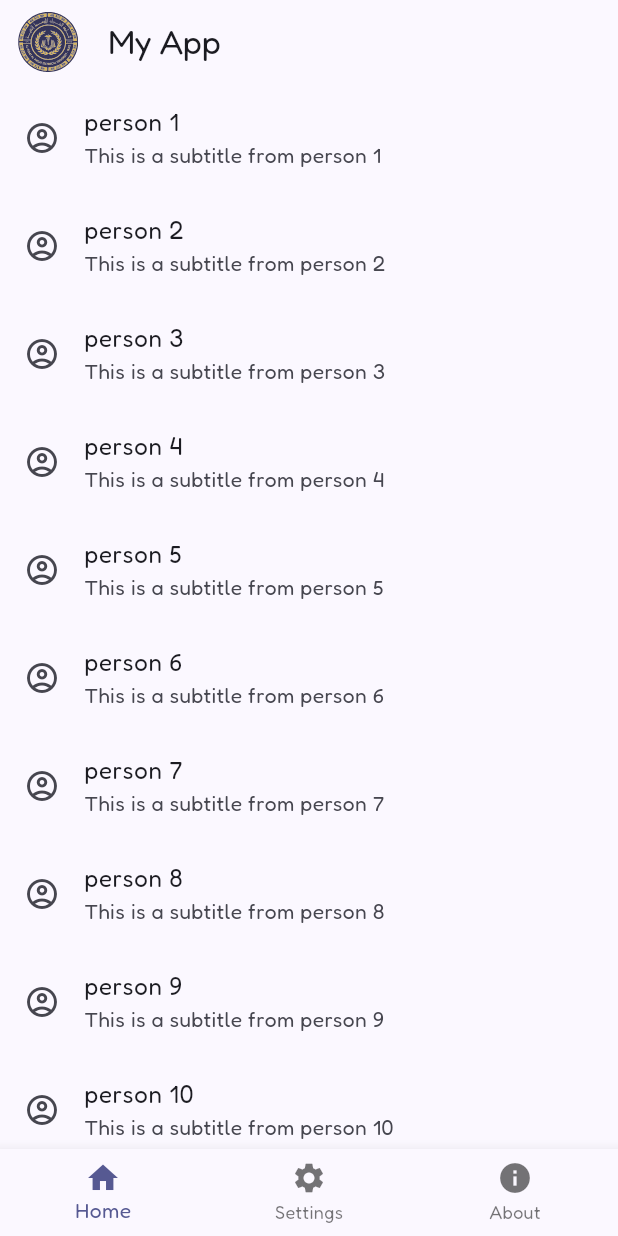
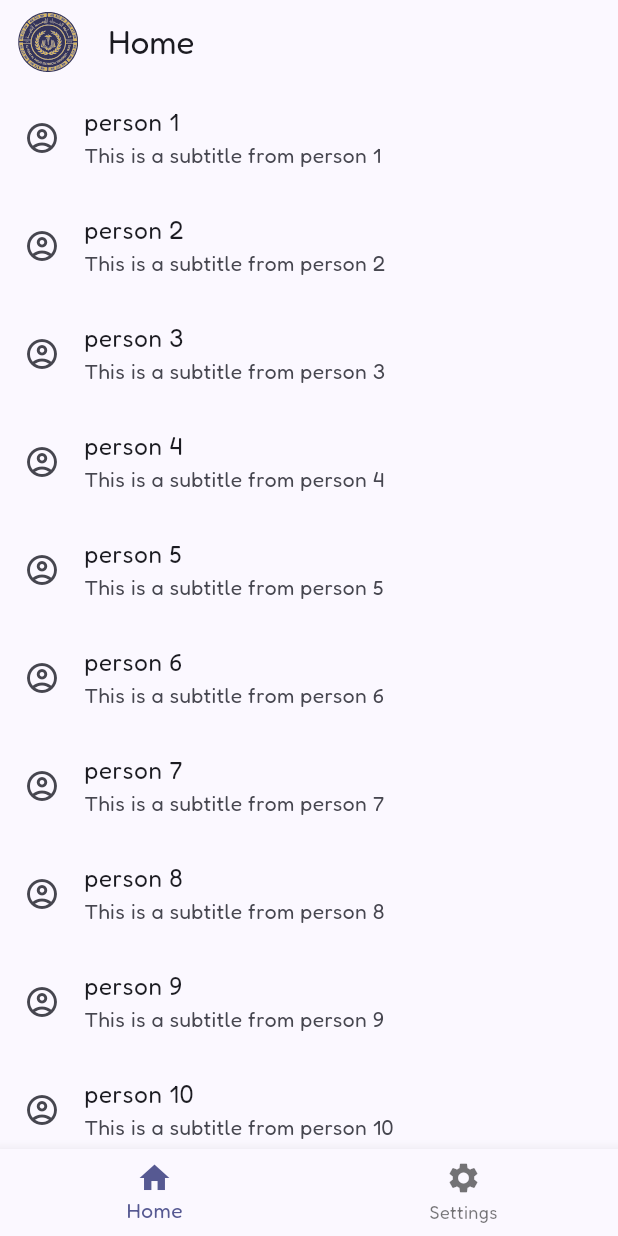
Before and after one commit to Ameer-Salem/atu_msg_project, a Flutter app: the screen it shows after launch, on a phone screen of 412 x 824 dp. Run offline on Flutter 3.47's test engine with Material 3 defaults, Android fonts, the phone set to English and light mode, and no system bars; our stand-ins replace adaptive_theme, flutter_svg, google_fonts.

Commit message:
same as bellow??

```diff
--- a/lib/home/home_controller.dart
+++ b/lib/controllers/home_controller.dart
@@ -1,23 +1,27 @@
-import 'package:atu_msg_project/core/utilities/assets_manager.dart';
-import 'package:atu_msg_project/home/layouts/mobile_layout.dart';
-import 'package:atu_msg_project/home/layouts/tablet_layout.dart';
-import 'package:atu_msg_project/home/layouts/web_layout.dart';
+import 'package:atu_msg_project/utilities/assets_manager.dart';
+import 'package:atu_msg_project/layouts/mobile_layout.dart';
+import 'package:atu_msg_project/layouts/tablet_layout.dart';
+import 'package:atu_msg_project/layouts/web_layout.dart';
 import 'package:flutter/material.dart';
 import 'package:flutter_svg/svg.dart';
 
-enum CurrentDevice {mobile, tablet, web}
-class HomeController {
+enum CurrentDevice { mobile, tablet, web }
 
-  CurrentDevice currentDevice = CurrentDevice.mobile;
-
-
-  final String title = "My App";
+class MainController extends ChangeNotifier {
+  CurrentDevice? currentDevice;
+  int currentPageIndex = 0;
 
   final String logoPath = AssetsManager.atuLogo;
+  final SvgPicture _logo = SvgPicture.asset(
+    AssetsManager.atuLogo,
+    width: 48,
+    height: 48,
+  );
+  SvgPicture get logo => _logo;
 
-  SvgPicture logo = SvgPicture.asset(AssetsManager.atuLogo, width: 48, height: 48);
+  String title = "Home";
 
-  final List<NavigationDestination> destinations = [
+  List<NavigationDestination> get destinations => [
     NavigationDestination(
       label: ('Home'),
       icon: Icon(Icons.home),
@@ -28,11 +32,6 @@ class HomeController {
       icon: Icon(Icons.settings),
       selectedIcon: Icon(Icons.settings_rounded),
     ),
-    NavigationDestination(
-      label: ('About'),
-      icon: Icon(Icons.info),
-      selectedIcon: Icon(Icons.info_rounded),
-    ),
   ];
 
   double getScreenWidth(BuildContext context) =>
@@ -40,18 +39,31 @@ class HomeController {
   double getScreenHeight(BuildContext context) =>
       MediaQuery.sizeOf(context).height;
 
-  set setCurrentDevice(CurrentDevice device) => currentDevice = device;
-
   Widget setMobileLayout() {
     currentDevice = CurrentDevice.mobile;
     return MobileLayout();
   }
+
   Widget setTabletLayout() {
     currentDevice = CurrentDevice.tablet;
     return TabletLayout();
   }
+
   Widget setWebLayout() {
     currentDevice = CurrentDevice.web;
     return WebLayout();
   }
+
+  void changePage(int index) {
+    switch (index) {
+      case 0:
+        title = "Home";
+        break;
+      case 1:
+        title = "Settings";
+        break;
+    }
+    currentPageIndex = index;
+    notifyListeners();
+  }
 }
--- a/lib/home/home_page.dart
+++ /dev/null
@@ -1,25 +0,0 @@
-
-import 'package:atu_msg_project/home/home_controller.dart';
-import 'package:flutter/material.dart';
-import 'package:provider/provider.dart';
-
-class HomePage extends StatefulWidget {
-  const HomePage({super.key});
-
-  @override
-  State<HomePage> createState() => _HomePageState();
-}
-
-class _HomePageState extends State<HomePage> {
-  @override
-  Widget build(BuildContext context) {
-
-    final controller = Provider.of<HomeController>(context);
-    final width = controller.getScreenWidth(context);
-
-    if (width >= 800) return controller.setWebLayout();
-    if (width >= 600) return controller.setTabletLayout();
-    return controller.setMobileLayout();
-
-  }
-}
--- a/lib/home/layouts/mobile_layout.dart
+++ /dev/null
@@ -1,25 +0,0 @@
-import 'package:atu_msg_project/home/home_controller.dart';
-import 'package:atu_msg_project/home/widgets/chats_list.dart';
-import 'package:flutter/material.dart';
-import 'package:provider/provider.dart';
-
-class MobileLayout extends StatelessWidget {
-  const MobileLayout({super.key});
-
-  @override
-  Widget build(BuildContext context) {
-    final controller = Provider.of<HomeController>(context);
-
-    return Scaffold(
-        appBar: AppBar(
-          leading: Padding(
-            padding: const EdgeInsets.only(left: 8.0, top: 8, bottom: 8),
-            child: controller.logo,
-          ),
-          title: Text(controller.title),
-        ),
-        body: ChatsList(),
-        bottomNavigationBar: BottomNavigationBar(items: controller.destinations.map((e) => BottomNavigationBarItem(icon: e.icon, label: e.label)).toList()),
-      );
-  }
-}
--- /dev/null
+++ b/lib/layouts/mobile_layout.dart
@@ -0,0 +1,41 @@
+import 'package:atu_msg_project/controllers/home_controller.dart';
+import 'package:atu_msg_project/widgets/chats_list_widget.dart';
+import 'package:atu_msg_project/widgets/options_widget.dart';
+import 'package:flutter/material.dart';
+import 'package:provider/provider.dart';
+
+class MobileLayout extends StatelessWidget {
+  const MobileLayout({super.key});
+
+  @override
+  Widget build(BuildContext context) {
+    final controller = Provider.of<MainController>(context);
+
+    return Scaffold(
+      appBar: AppBar(
+        leading: Padding(
+          padding: const EdgeInsets.only(left: 8.0, top: 8, bottom: 8),
+          child: controller.logo,
+        ),
+        title: Text(controller.title),
+      ),
+      body: Builder(builder: (context){
+            switch (controller.currentPageIndex) {
+              case 0:
+                return ChatsList();
+              case 1:
+                return const Options();
+              default:
+                return const ChatsList();
+            }
+          }),
+      bottomNavigationBar: BottomNavigationBar(
+        onTap: (index) => controller.changePage(index),
+        currentIndex: controller.currentPageIndex,
+        items: controller.destinations
+            .map((e) => BottomNavigationBarItem(icon: e.icon, label: e.label))
+            .toList(),
+      ),
+    );
+  }
+}
--- a/lib/main.dart
+++ b/lib/main.dart
@@ -1,13 +1,12 @@
 import 'package:adaptive_theme/adaptive_theme.dart';
-import 'package:atu_msg_project/home/home_controller.dart';
-import 'package:atu_msg_project/home/home_page.dart';
+import 'package:atu_msg_project/controllers/home_controller.dart';
 import 'package:atu_msg_project/config/theme.dart';
 import 'package:atu_msg_project/config/util.dart';
 import 'package:flutter/material.dart';
 import 'package:provider/provider.dart';
 
 void main() {
-  runApp( const MyApp());
+  runApp(const MyApp());
 }
 
 class MyApp extends StatelessWidget {
@@ -27,12 +26,31 @@ class MyApp extends StatelessWidget {
           title: 'Flutter Demo',
           theme: theme,
           darkTheme: darkTheme,
-          home: Provider<HomeController>(
-            create: (_) => HomeController(),
-            child: SafeArea(child: HomePage()),
+          home: ChangeNotifierProvider<MainController>(
+            create: (_) => MainController(),
+            child: SafeArea(child: MainPage()),
           ),
         );
       },
     );
   }
 }
+
+class MainPage extends StatefulWidget {
+  const MainPage({super.key});
+
+  @override
+  State<MainPage> createState() => _MainPageState();
+}
+
+class _MainPageState extends State<MainPage> {
+  @override
+  Widget build(BuildContext context) {
+    final controller = Provider.of<MainController>(context);
+    final width = controller.getScreenWidth(context);
+
+    if (width >= 800) return controller.setWebLayout();
+    if (width >= 600) return controller.setTabletLayout();
+    return controller.setMobileLayout();
+  }
+}
--- a/lib/home/widgets/chats_list.dart
+++ b/lib/widgets/chats_list_widget.dart
@@ -1,4 +1,4 @@
-import 'package:atu_msg_project/home/home_controller.dart';
+import 'package:atu_msg_project/controllers/home_controller.dart';
 import 'package:flutter/material.dart';
 import 'package:provider/provider.dart';
 
@@ -7,17 +7,18 @@ class ChatsList extends StatelessWidget {
 
   @override
   Widget build(BuildContext context) {
-    final controller = Provider.of<HomeController>(context);
+    final controller = Provider.of<MainController>(context);
     return Column(
       children: [
-        if (controller.currentDevice == CurrentDevice.web) Padding(padding: const EdgeInsets.all(8.0), child: TextField()),
+        if (controller.currentDevice == CurrentDevice.web)
+          Padding(padding: const EdgeInsets.all(8.0), child: TextField()),
         Expanded(
           child: ListView.builder(
             itemCount: 15,
             itemBuilder: (context, index) => ListTile(
               leading: Icon(Icons.account_circle_outlined),
-              title: Text("person ${index+1}"),
-              subtitle: Text("This is a subtitle from person ${index+1}"),
+              title: Text("person ${index + 1}"),
+              subtitle: Text("This is a subtitle from person ${index + 1}"),
             ),
           ),
         ),
```
Also changed, not shown: lib/home/layouts/tablet_layout.dart (deleted, +0 -44 lines), lib/home/layouts/web_layout.dart (deleted, +0 -49 lines), lib/layouts/tablet_layout.dart (added, +59 -0 lines), lib/layouts/web_layout.dart (added, +72 -0 lines), lib/pages/settings_page.dart (added, +10 -0 lines), lib/widgets/messaging_widget.dart (added, +10 -0 lines), lib/widgets/options_widget.dart (added, +10 -0 lines), lib/widgets/settings_widget.dart (added, +10 -0 lines), lib/pages/home_page.dart (added), lib/utilities/assets_manager.dart (renamed from lib/core/utilities/assets_manager.dart), 1 other file.
